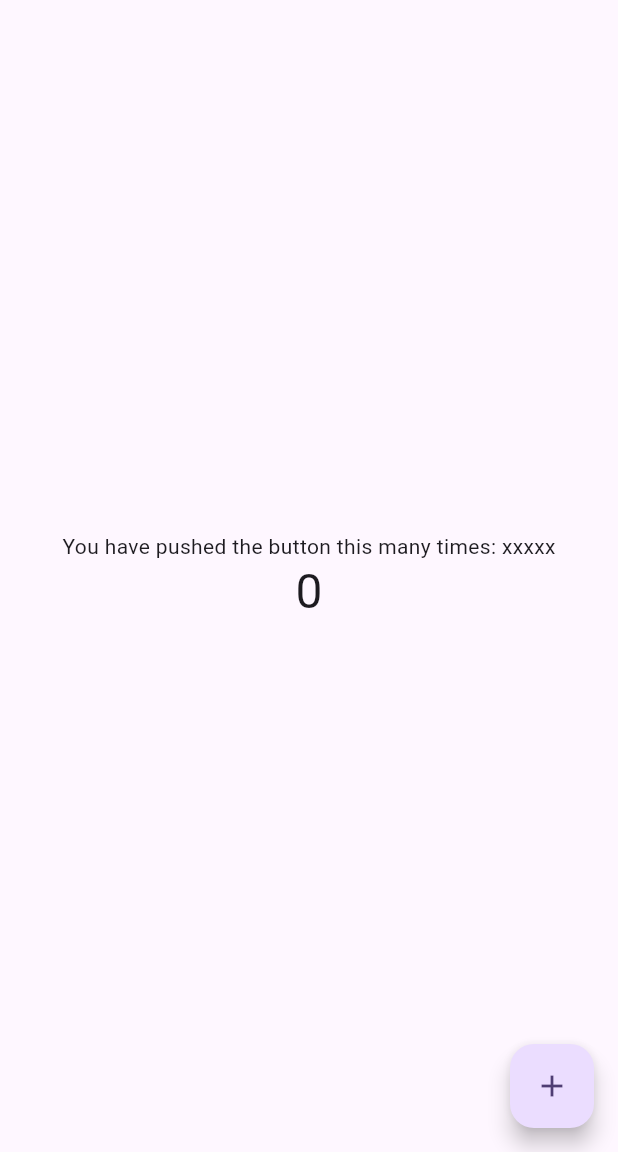
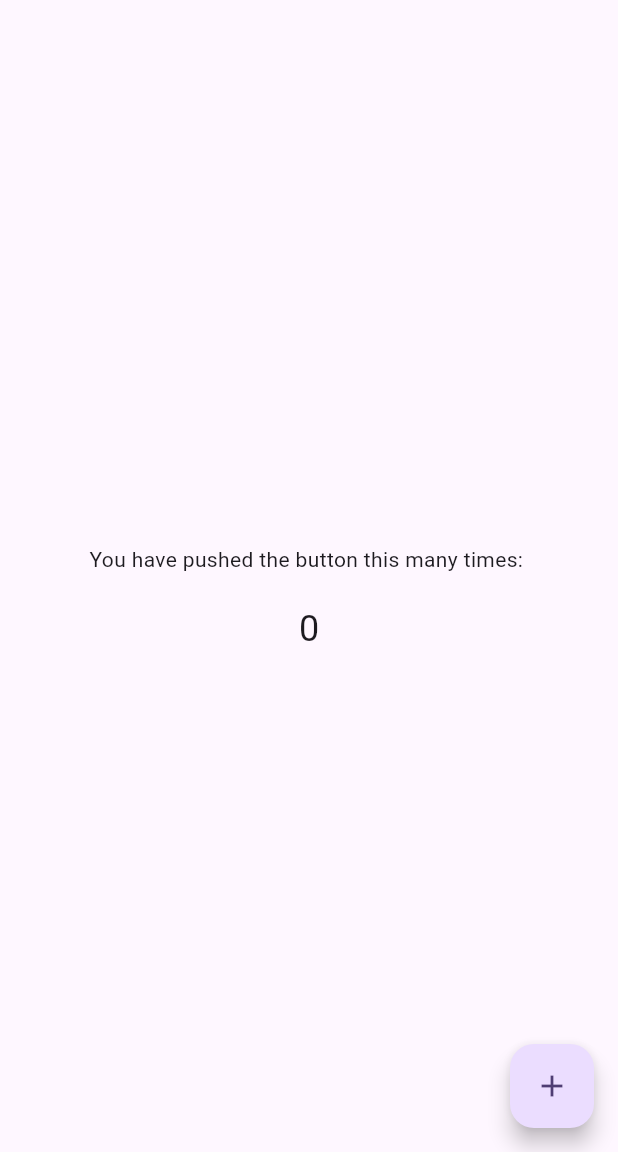
Before and after one commit to investment4057/flutter-golden-test, a Flutter app: the screen it shows after launch, on a phone screen of 412 x 824 dp, the part 84-1236 px from its top. Run offline on Flutter 3.47's test engine with Material 3 defaults, Android fonts, the phone set to English and light mode, and no system bars.

Commit message:
add test

```diff
--- a/lib/main.dart
+++ b/lib/main.dart
@@ -105,12 +105,14 @@ class _MyHomePageState extends State<MyHomePage> {
           // wireframe for each widget.
           mainAxisAlignment: MainAxisAlignment.center,
           children: <Widget>[
+            const SizedBox(height: 30),
             const Text(
-              'You have pushed the button this many times: xxxxx',
+              'You have pushed the button this many times: ',
             ),
+            const SizedBox(height: 20),
             Text(
               '$_counter',
-              style: Theme.of(context).textTheme.headlineLarge,
+              style: Theme.of(context).textTheme.headlineSmall,
             ),
           ],
         ),
```
Also changed, not shown: 2 other files.
